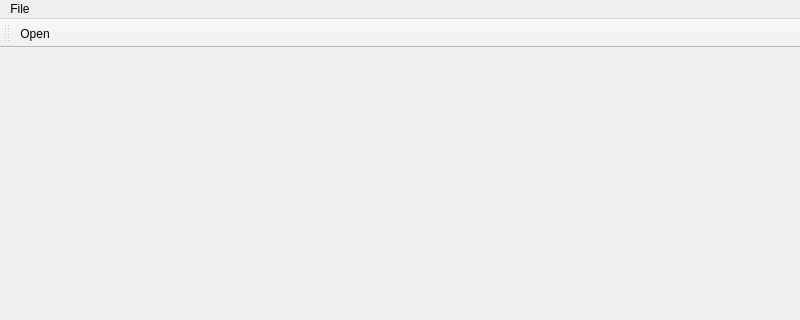
agrutter87/FactorioProductionAnalyzer, file FactorioProductionAnalyzer/mainwindow.ui: the form before one commit; both pictures show x 0 to 800 and y 0 to 320 of the 800 by 600 pixel window.
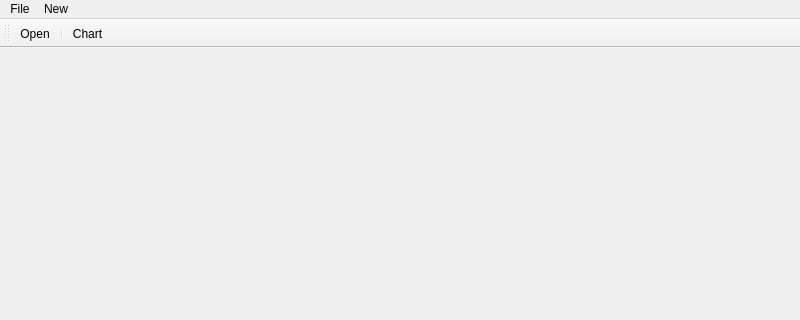
The form after the commit. Icons and pictures are not drawn.

Commit message: Updates to add tab views and further simplify adding charts

Patch:
```diff
--- a/FactorioProductionAnalyzer/mainwindow.ui
+++ b/FactorioProductionAnalyzer/mainwindow.ui
@@ -35,7 +35,14 @@
     </property>
     <addaction name="actionOpen"/>
    </widget>
+   <widget class="QMenu" name="menuNew">
+    <property name="title">
+     <string>New</string>
+    </property>
+    <addaction name="actionNewChart"/>
+   </widget>
    <addaction name="menuFile"/>
+   <addaction name="menuNew"/>
   </widget>
   <widget class="QToolBar" name="mainToolBar">
    <property name="movable">
@@ -48,6 +55,8 @@
     <bool>false</bool>
    </attribute>
    <addaction name="actionOpen"/>
+   <addaction name="separator"/>
+   <addaction name="actionNewChart"/>
   </widget>
   <widget class="QStatusBar" name="statusBar"/>
   <action name="actionOpen">
@@ -65,6 +74,21 @@
     <string>Ctrl+O</string>
    </property>
   </action>
+  <action name="actionNewChart">
+   <property name="icon">
+    <iconset resource="mainwindow.qrc">
+     <normaloff>:/images/new.png</normaloff>:/images/new.png</iconset>
+   </property>
+   <property name="text">
+    <string>Chart</string>
+   </property>
+   <property name="toolTip">
+    <string>Create a new chart tab for a display</string>
+   </property>
+   <property name="shortcut">
+    <string>Ctrl+N</string>
+   </property>
+  </action>
  </widget>
  <layoutdefault spacing="6" margin="11"/>
  <resources>
```
Left out of the diff: 6 changed lines with no effect on the pictures. The commit also changes 4 other files.
